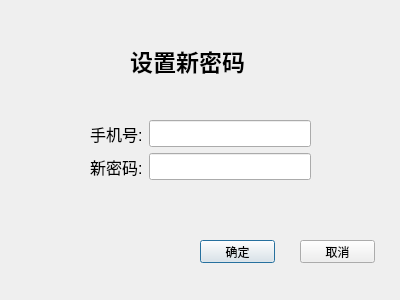
First picture: the form in Client/Dingpiao/dingpiaoxitong/passwordback1.ui, repository ticketgroup/qichedinggpiao, before the edit.
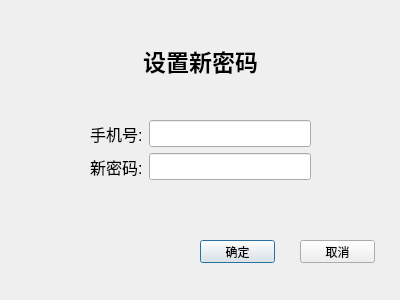
Second picture: the form after the edit.

Patch:
```diff
--- a/Client/Dingpiao/dingpiaoxitong/passwordback1.ui
+++ b/Client/Dingpiao/dingpiaoxitong/passwordback1.ui
@@ -16,9 +16,9 @@
   <widget class="QLabel" name="label">
    <property name="geometry">
     <rect>
-     <x>130</x>
+     <x>0</x>
      <y>40</y>
-     <width>121</width>
+     <width>401</width>
      <height>41</height>
     </rect>
    </property>
@@ -32,6 +32,9 @@
    <property name="text">
     <string>设置新密码</string>
    </property>
+   <property name="alignment">
+    <set>Qt::AlignCenter</set>
+   </property>
   </widget>
   <widget class="QWidget" name="formLayoutWidget">
    <property name="geometry">
```
